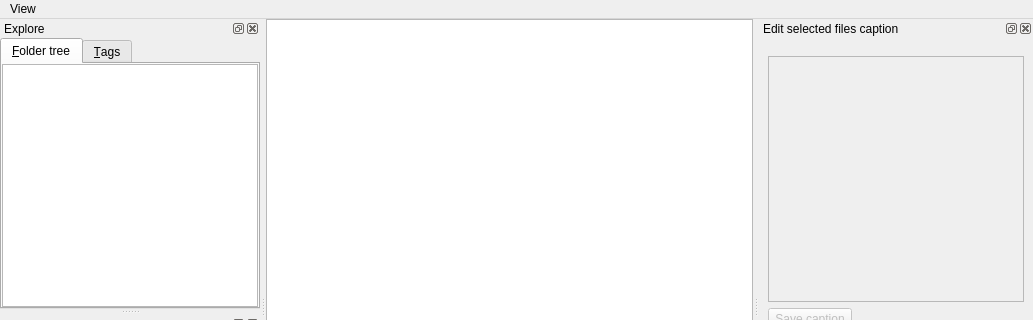
Old version of the form sittagger/mainwindow.ui in the repository hydrargyrum/sit-tagger; both pictures show x 0 to 1033 and y 0 to 320 of the 1033 by 615 pixel window.
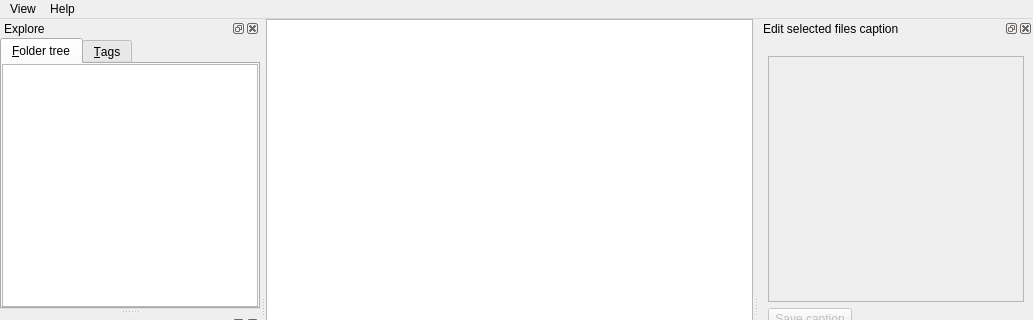
New version of the form. Custom widgets are drawn as their Qt base class.

Commit message:
ui: add whatsThis info to many widgets
however many window managers won't display a whatsThis button so we add
a "what's this" entry in a menu

https://gitlab.com/hydrargyrum/sit-tagger/-/issues/17

```diff
--- a/sittagger/mainwindow.ui
+++ b/sittagger/mainwindow.ui
@@ -90,12 +90,18 @@
      <height>20</height>
     </rect>
    </property>
-   <widget class="QMenu" name="menuWindow">
+   <widget class="QMenu" name="menuView">
     <property name="title">
      <string>View</string>
     </property>
    </widget>
-   <addaction name="menuWindow"/>
+   <widget class="QMenu" name="menuHelp">
+    <property name="title">
+     <string>Help</string>
+    </property>
+   </widget>
+   <addaction name="menuView"/>
+   <addaction name="menuHelp"/>
   </widget>
   <widget class="QStatusBar" name="statusbar"/>
   <widget class="QDockWidget" name="captionEditorDockWidget">
```
Left out of the diff: 27 changed lines with no effect on the pictures. The commit also changes 1 other file.
